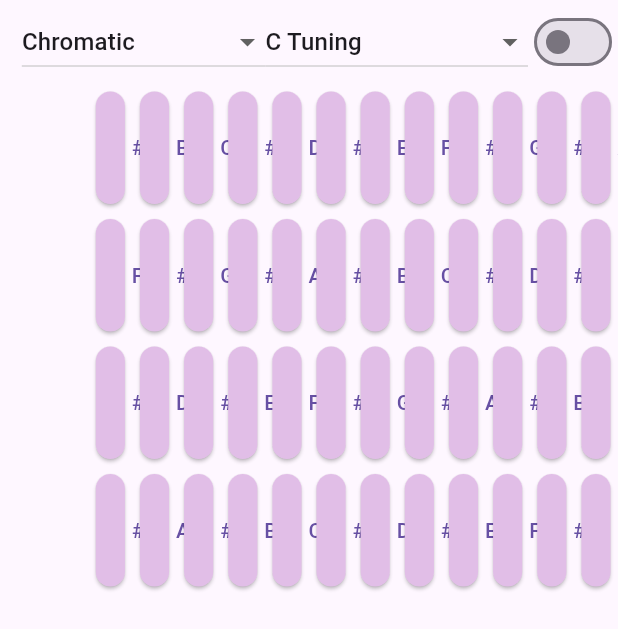
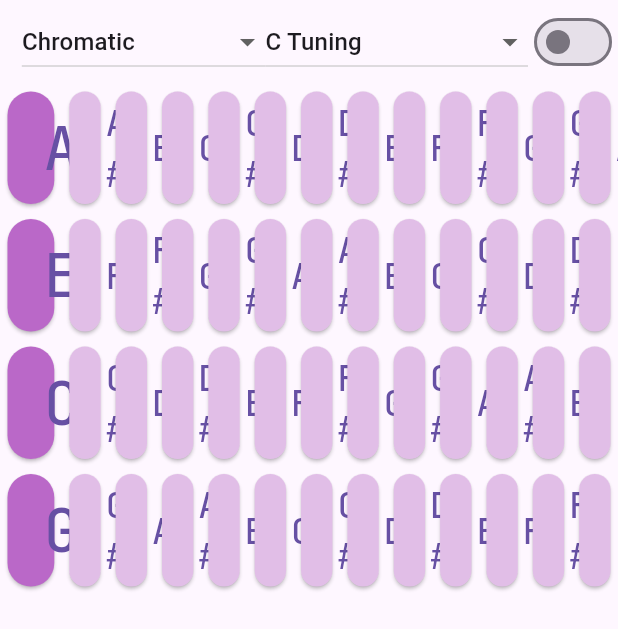
Before and after one commit to yukiterunamaana/akulele, a Flutter app: the screen it shows after launch, on a phone screen of 412 x 824 dp. Shown: the top 629 px of the screen. Run offline on Flutter 3.47's test engine with Material 3 defaults, Android fonts, the phone set to English and light mode, and no system bars; missing offline and left inert: dart:ffi, flutter_midi_pro, music_notes.

Commit message:
null frets are out the window, their logic reworked

```diff
--- /dev/null
+++ b/lib/widgets/fret.dart
@@ -0,0 +1,119 @@
+import 'dart:ffi';
+
+import 'package:akulele/main.dart';
+import 'package:akulele/midi.dart';
+import 'package:akulele/scales.dart';
+import 'package:akulele/tunings.dart';
+import 'package:flutter/material.dart';
+import 'package:flutter/services.dart';
+import 'package:flutter_midi_pro/flutter_midi_pro.dart';
+import 'package:music_notes/music_notes.dart' as m;
+
+class FretWidget extends StatefulWidget {
+  //final int note;
+  final ValueNotifier<List<String>> scale;
+  final ValueNotifier<List<int>> tuning;
+
+  final int stringNumber;
+  final int fretPosition;
+
+  //final int octave;
+  //final FlutterMidi flutterMidi;
+  const FretWidget({
+    super.key,
+    //required this.note,
+    required this.stringNumber,
+    required this.fretPosition,
+    required this.scale,
+    required this.tuning,
+    //required FlutterMidi flutterMidi, //required this.flutterMidi
+  });
+
+  @override
+  _FretWidgetState createState() {
+    return _FretWidgetState();
+  }
+}
+
+class _FretWidgetState extends State<FretWidget> {
+  @override
+  void initState() {
+    super.initState();
+  }
+
+  @override
+  void dispose() {
+    super.dispose();
+  }
+
+  String midiNumberToNoteName(int midiNumber) {
+    final notes = chromaticScale;
+    return notes[midiNumber % 12];
+  }
+
+  @override
+  Widget build(BuildContext context) {
+    // String label = midiNumberToNoteName(widget.note);
+    // label = label.split('').reversed.join()[0];
+
+    String label = '';
+    int midi = 0;
+    bool isNull = widget.fretPosition == 0;
+    return Flexible(
+        flex: isNull ? 4 : 3,
+        child: Container(
+            margin: const EdgeInsets.all(5),
+            child: SizedBox(
+                //width: 150,
+                height: 75,
+                child: ValueListenableBuilder(
+                    valueListenable: widget.scale,
+                    builder: (BuildContext context, value, Widget? child) {
+                      return ValueListenableBuilder(
+                          valueListenable: widget.tuning,
+                          builder: (BuildContext context, value, child) {
+                            midi = widget.tuning.value[widget.stringNumber] +
+                                widget.fretPosition;
+                            label = midiNumberToNoteName(midi);
+
+                            return (widget.scale.value.contains(label))
+                                ? ElevatedButton(
+                                    //color: Colors.blue.shade100,
+                                    style: ElevatedButton.styleFrom(
+                                        backgroundColor:
+                                            // widget.octave < widget.note.octave
+                                            //     ?
+                                            isNull
+                                                ? Colors.purple.shade300
+                                                : Colors.purple.shade100
+                                        //  : Colors.purple.shade200,
+                                        //shape: const CircleBorder(),
+                                        ),
+                                    child: Text(
+                                      //'$value',
+                                      label
+                                      //.split('').reversed.join()[0]
+                                      ,
+                                      style: TextStyle(
+                                          fontSize: isNull ? 40 : 24,
+                                          fontFamily: 'JetBrains Mono'),
+                                    ),
+                                    //),
+
+                                    onPressed: () async {
+                                      await MidiPro().playNote(
+                                          sfId: soundfontId,
+                                          channel: 0,
+                                          key: 60,
+                                          velocity: 127);
+                                      print(
+                                          '${midi} pressed'); //, MIDI code ${widget.note.frequency}');
+                                      //},
+                                    })
+                                : Container();
+
+                            //:Container();
+                          });
+                    }))));
+  }
+}
--- a/lib/widgets/frets/fret.dart
+++ /dev/null
@@ -1,109 +0,0 @@
-import 'dart:ffi';
-
-import 'package:akulele/main.dart';
-import 'package:akulele/midi.dart';
-import 'package:akulele/scales.dart';
-import 'package:akulele/tunings.dart';
-import 'package:flutter/material.dart';
-import 'package:flutter/services.dart';
-import 'package:flutter_midi_pro/flutter_midi_pro.dart';
-import 'package:music_notes/music_notes.dart' as m;
-
-class FretWidget extends StatefulWidget {
-  //final int note;
-  final ValueNotifier<List<String>> scale;
-  final ValueNotifier<List<int>> tuning;
-
-  final int stringNumber;
-  final int fretPosition;
-
-  //final int octave;
-  //final FlutterMidi flutterMidi;
-  const FretWidget({
-    super.key,
-    //required this.note,
-    required this.stringNumber,
-    required this.fretPosition,
-    required this.scale,
-    required this.tuning,
-    //required FlutterMidi flutterMidi, //required this.flutterMidi
-  });
-
-  @override
-  _FretWidgetState createState() {
-    return _FretWidgetState();
-  }
-}
-
-class _FretWidgetState extends State<FretWidget> {
-  @override
-  void initState() {
-    super.initState();
-  }
-
-  @override
-  void dispose() {
-    super.dispose();
-  }
-
-  String midiNumberToNoteName(int midiNumber) {
-    final notes = chromaticScale;
-    return notes[midiNumber % 12];
-  }
-
-  @override
-  Widget build(BuildContext context) {
-    // String label = midiNumberToNoteName(widget.note);
-    // label = label.split('').reversed.join()[0];
-
-    String label = '';
-    int midi = 0;
-    // TODO: implement build
-    return Container(
-        margin: const EdgeInsets.all(5),
-        child: SizedBox(
-            //width: 150,
-            height: 75,
-            child: ValueListenableBuilder(
-                valueListenable: widget.scale,
-                builder: (BuildContext context, value, Widget? child) {
-                  return ValueListenableBuilder(
-                      valueListenable: widget.tuning,
-                      builder: (BuildContext context, value, child) {
-                        midi = widget.tuning.value[widget.stringNumber] +
-                            widget.fretPosition;
-                        label = midiNumberToNoteName(midi);
-
-                        return (widget.scale.value.contains(label))
-                            ? ElevatedButton(
-                                //color: Colors.blue.shade100,
-                                style: ElevatedButton.styleFrom(
-                                    backgroundColor:
-                                        // widget.octave < widget.note.octave
-                                        //     ?
-                                        Colors.purple.shade100
-                                    //  : Colors.purple.shade200,
-                                    //shape: const CircleBorder(),
-                                    ),
-                                child: Text(
-                                    //'$value',
-                                    label.split('').reversed.join()[0]),
-                                //),
-
-                                onPressed: () async {
-                                  await MidiPro().playNote(
-                                      sfId: soundfontId,
-                                      channel: 0,
-                                      key: 60,
-                                      velocity: 127);
-                                  print(
-                                      '${midi} pressed'); //, MIDI code ${widget.note.frequency}');
-                                  //},
-                                })
-                            : Container();
-
-                        //:Container();
-                      });
-                })));
-  }
-}
--- a/lib/widgets/string.dart
+++ b/lib/widgets/string.dart
@@ -1,5 +1,4 @@
-import 'package:akulele/widgets/frets/fret.dart';
-import 'package:akulele/widgets/frets/null_fret.dart';
+import 'package:akulele/widgets/fret.dart';
 import 'package:flutter/material.dart';
 import 'package:flutter/services.dart';
 import 'package:music_notes/music_notes.dart' as m;
@@ -38,23 +37,21 @@ class _StringWidgetState extends State<StringWidget> {
   @override
   Widget build(BuildContext context) {
     List<Widget> frets = [];
-    frets.add(Flexible(
-      flex: 2,
-      child: Container(),
-      // child: NullFretWidget(
-      //   note: widget.note,
-      //   //flutterMidi: widget.flutterMidi,
-      // )
-    ));
-    for (int i = 1; i <= 12; i++) {
-      frets.add(Flexible(
-          //flex: 2,
-          child: FretWidget(
+    // frets.add(Flexible(
+    //   flex: 2,
+    //   child: Container(),
+    //   // child: NullFretWidget(
+    //   //   note: widget.note,
+    //   //   //flutterMidi: widget.flutterMidi,
+    //   // )
+    // ));
+    for (int i = 0; i <= 12; i++) {
+      frets.add(FretWidget(
         stringNumber: widget.stringNumber, fretPosition: i,
         scale: widget.scale,
         tuning: widget.tuning,
         //flutterMidi: widget.flutterMidi,
-      ))); //(widget.note + i);
+      )); //(widget.note + i);
     }
     return Row(children: frets);
 
--- a/pubspec.yaml
+++ b/pubspec.yaml
@@ -93,3 +93,7 @@ flutter:
   # see https://flutter.dev/custom-fonts/#from-packages
   assets:
     - assets/Caed_s_Ukulele.sf2
+  fonts:
+    - family: JetBrains Mono
+      fonts:
+        - asset: assets/fonts/JetBrainsMono-Medium.ttf
```
Also changed, not shown: lib/widgets/frets/null_fret.dart (deleted, +0 -87 lines), assets/fonts/JetBrainsMono-Medium.ttf (added).
